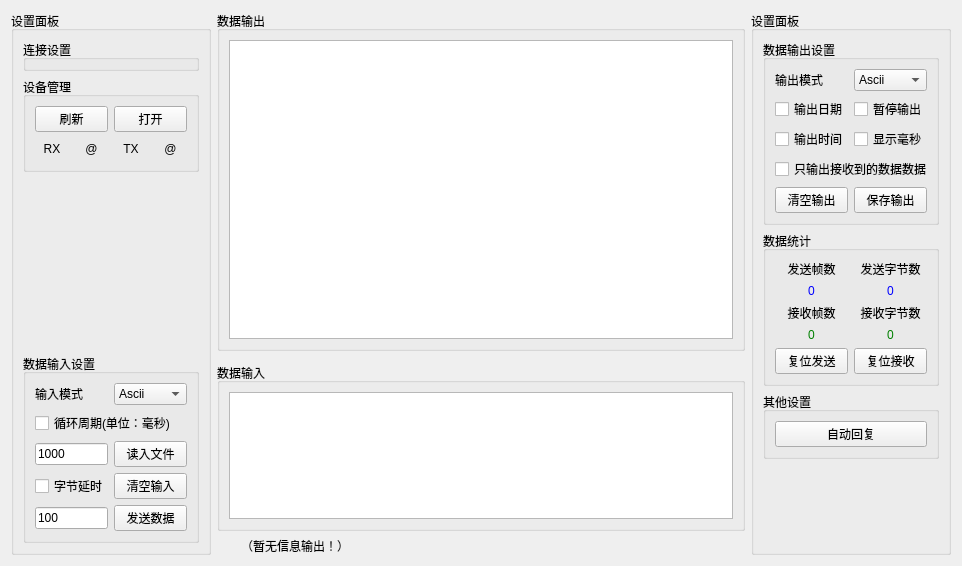
The window that src/comment/SAKIODeviceWidget.ui (x-tools-author/x-tools) describes before a commit, drawn with Qt 5.
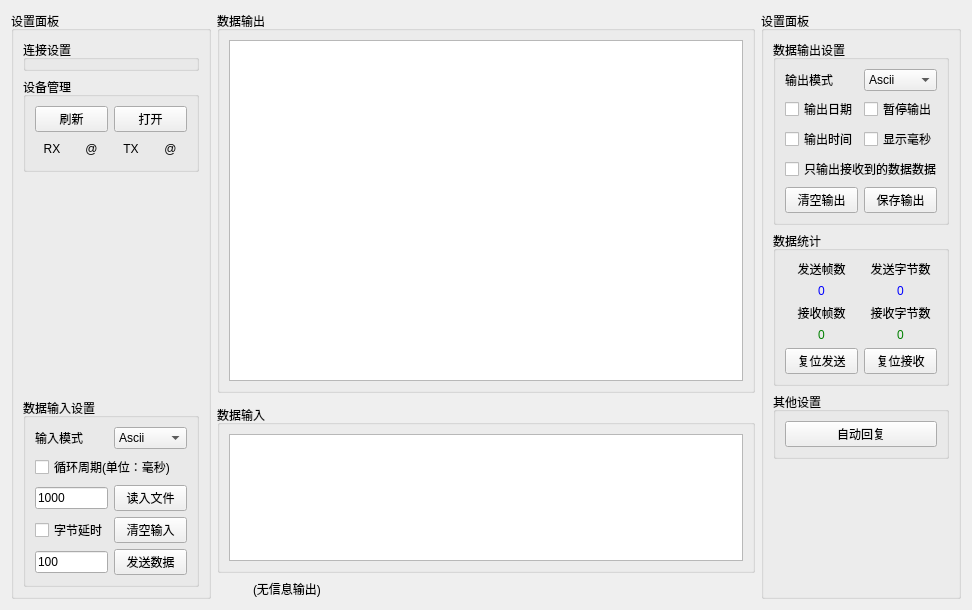
The same window after the commit.

Commit message: 修改主窗口信息输出图标大小

Patch:
```diff
--- a/src/comment/SAKIODeviceWidget.ui
+++ b/src/comment/SAKIODeviceWidget.ui
@@ -6,14 +6,44 @@
    <rect>
     <x>0</x>
     <y>0</y>
-    <width>962</width>
-    <height>566</height>
+    <width>972</width>
+    <height>610</height>
    </rect>
   </property>
   <property name="windowTitle">
    <string>Form</string>
   </property>
   <layout class="QGridLayout" name="gridLayout">
+   <item row="0" column="1" colspan="2">
+    <widget class="QGroupBox" name="groupBox">
+     <property name="title">
+      <string>数据输出</string>
+     </property>
+     <layout class="QGridLayout" name="gridLayout_6">
+      <item row="0" column="0">
+       <widget class="QTextBrowser" name="textBrowserOutputData"/>
+      </item>
+     </layout>
+    </widget>
+   </item>
+   <item row="2" column="1" colspan="2">
+    <widget class="QGroupBox" name="groupBox_3">
+     <property name="maximumSize">
+      <size>
+       <width>16777215</width>
+       <height>168</height>
+      </size>
+     </property>
+     <property name="title">
+      <string>数据输入</string>
+     </property>
+     <layout class="QGridLayout" name="gridLayout_4">
+      <item row="0" column="0">
+       <widget class="QTextEdit" name="textEditInputData"/>
+      </item>
+     </layout>
+    </widget>
+   </item>
    <item row="0" column="0" rowspan="4">
     <widget class="QGroupBox" name="groupBox_2">
      <property name="sizePolicy">
@@ -34,6 +64,11 @@
        <height>16777215</height>
       </size>
      </property>
+     <property name="styleSheet">
+      <string notr="true">QFrame {
+	border: 0;
+}</string>
+     </property>
      <property name="title">
       <string>设置面板</string>
      </property>
@@ -264,33 +299,7 @@
      </layout>
     </widget>
    </item>
-   <item row="3" column="2">
-    <widget class="QLabel" name="labelOutput">
-     <property name="sizePolicy">
-      <sizepolicy hsizetype="Preferred" vsizetype="Fixed">
-       <horstretch>0</horstretch>
-       <verstretch>0</verstretch>
-      </sizepolicy>
-     </property>
-     <property name="text">
-      <string>（暂无信息输出！）</string>
-     </property>
-    </widget>
-   </item>
-   <item row="3" column="3">
-    <widget class="QLabel" name="labelTips">
-     <property name="sizePolicy">
-      <sizepolicy hsizetype="Expanding" vsizetype="Preferred">
-       <horstretch>0</horstretch>
-       <verstretch>0</verstretch>
-      </sizepolicy>
-     </property>
-     <property name="text">
-      <string/>
-     </property>
-    </widget>
-   </item>
-   <item row="0" column="4" rowspan="4">
+   <item row="0" column="3" rowspan="4">
     <widget class="QGroupBox" name="groupBox_8">
      <property name="maximumSize">
       <size>
@@ -577,47 +586,82 @@
      </layout>
     </widget>
    </item>
-   <item row="2" column="1" colspan="3">
-    <widget class="QGroupBox" name="groupBox_3">
-     <property name="maximumSize">
-      <size>
-       <width>16777215</width>
-       <height>168</height>
-      </size>
-     </property>
-     <property name="title">
-      <string>数据输入</string>
-     </property>
-     <layout class="QGridLayout" name="gridLayout_4">
-      <item row="0" column="0">
-       <widget class="QTextEdit" name="textEditInputData"/>
-      </item>
-     </layout>
-    </widget>
-   </item>
-   <item row="0" column="1" colspan="3">
-    <widget class="QGroupBox" name="groupBox">
-     <property name="title">
-      <string>数据输出</string>
-     </property>
-     <layout class="QGridLayout" name="gridLayout_6">
-      <item row="0" column="0">
-       <widget class="QTextBrowser" name="textBrowserOutputData"/>
-      </item>
-     </layout>
-    </widget>
-   </item>
-   <item row="3" column="1">
-    <widget class="QLabel" name="labelInfoIcon">
+   <item row="3" column="1" colspan="2">
+    <widget class="QFrame" name="frame">
      <property name="minimumSize">
       <size>
-       <width>18</width>
-       <height>18</height>
+       <width>0</width>
+       <height>20</height>
       </size>
      </property>
-     <property name="text">
-      <string/>
+     <property name="styleSheet">
+      <string notr="true">QFrame {
+	border: 0
+}</string>
      </property>
+     <property name="frameShape">
+      <enum>QFrame::StyledPanel</enum>
+     </property>
+     <property name="frameShadow">
+      <enum>QFrame::Raised</enum>
+     </property>
+     <layout class="QHBoxLayout" name="horizontalLayout">
+      <property name="leftMargin">
+       <number>0</number>
+      </property>
+      <property name="topMargin">
+       <number>0</number>
+      </property>
+      <property name="rightMargin">
+       <number>0</number>
+      </property>
+      <property name="bottomMargin">
+       <number>0</number>
+      </property>
+      <item>
+       <spacer name="horizontalSpacer">
+        <property name="orientation">
+         <enum>Qt::Horizontal</enum>
+        </property>
+        <property name="sizeType">
+         <enum>QSizePolicy::Fixed</enum>
+        </property>
+        <property name="sizeHint" stdset="0">
+         <size>
+          <width>10</width>
+          <height>20</height>
+         </size>
+        </property>
+       </spacer>
+      </item>
+      <item>
+       <widget class="QLabel" name="labelInfoIcon">
+        <property name="maximumSize">
+         <size>
+          <width>20</width>
+          <height>20</height>
+         </size>
+        </property>
+        <property name="text">
+         <string/>
+        </property>
+       </widget>
+      </item>
+      <item>
+       <widget class="QLabel" name="labelOutput">
+        <property name="text">
+         <string>(无信息输出)</string>
+        </property>
+       </widget>
+      </item>
+      <item>
+       <widget class="QLabel" name="labelTips">
+        <property name="text">
+         <string/>
+        </property>
+       </widget>
+      </item>
+     </layout>
     </widget>
    </item>
   </layout>
```
The commit also changes 1 other file.
